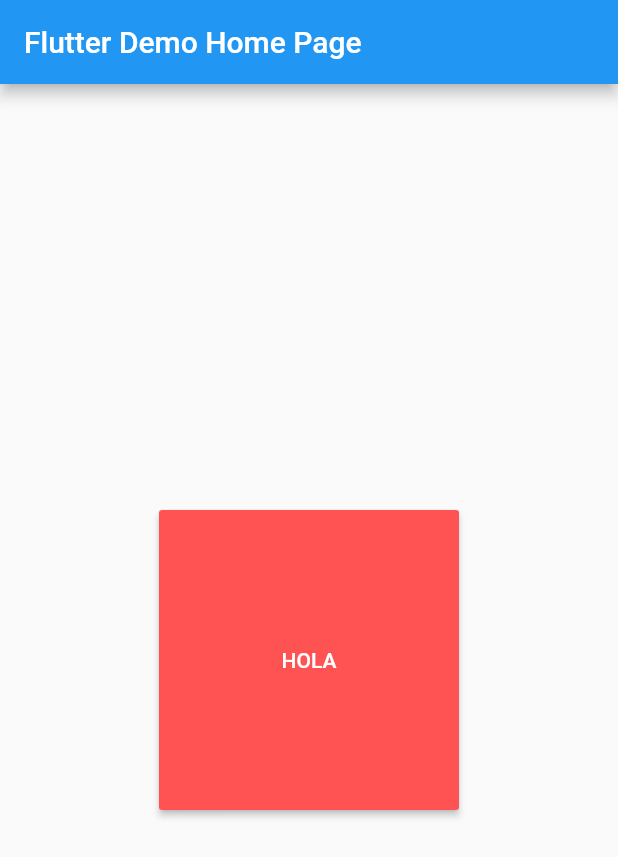
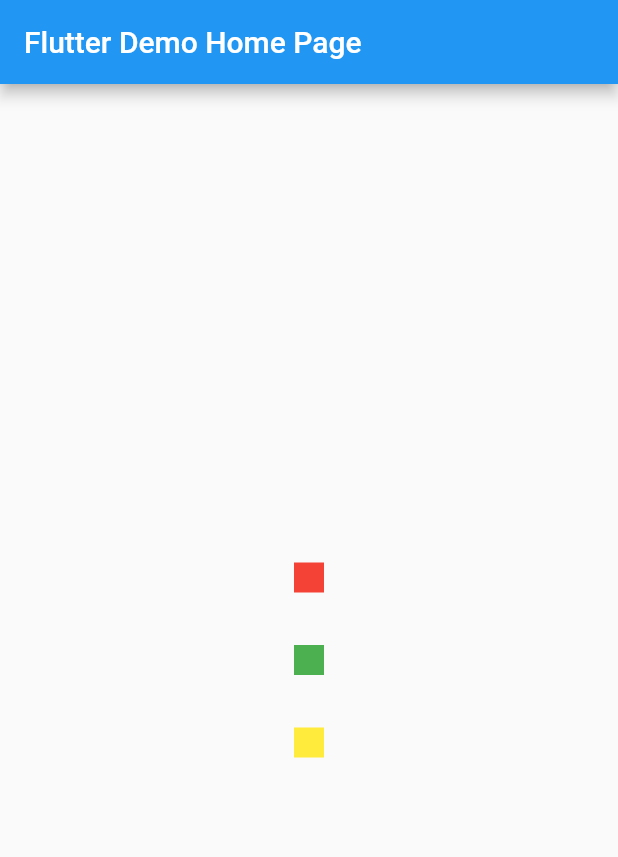
Before and after one commit to kenwhiston/cursoflutterbasico, a Flutter app: the screen it shows after launch, on a phone screen of 412 x 824 dp. Shown: the top 857 px of the screen. Run offline on Flutter 3.47's test engine with Material 2 defaults, Android fonts, the phone set to English and light mode, and no system bars.

Commit message:
ajustes menores

```diff
--- a/lib/Principal.dart
+++ b/lib/Principal.dart
@@ -63,15 +63,27 @@ class _HomePrincipalState extends State<HomePrincipal> {
             child: Container(
               height: 200.0,
               width: 200.0,
-              child: RaisedButton(
-                onPressed: () {
-                  Scaffold.of(context).showSnackBar(SnackBar(
-                    content: Text("HELLO!"),
-                  ));
-                },
-                child: Text("HOLA"),
-                color: Colors.redAccent,
-                textColor: Colors.white,
+              child:
+              Column(
+                crossAxisAlignment: CrossAxisAlignment.center,
+                mainAxisAlignment: MainAxisAlignment.spaceEvenly,
+                children: <Widget>[
+                    Container(
+                      height: 20.0,
+                      width: 20.0,
+                      color: Colors.red,
+                    ),
+                    Container(
+                      height: 20.0,
+                      width: 20.0,
+                      color: Colors.green,
+                    ),
+                    Container(
+                      height: 20.0,
+                      width: 20.0,
+                      color: Colors.yellow,
+                    ),
+                ],
               ),
             ),
           );
```
